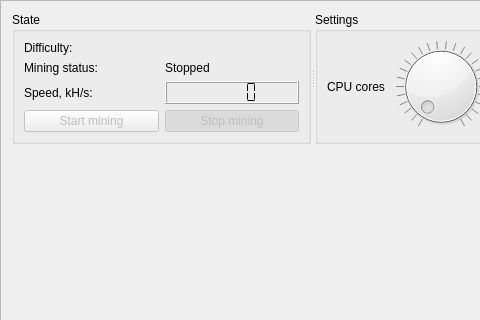
cryptonotefoundation/cryptonotewallet, file src/gui/ui/miningframe.ui: the form before one commit; both pictures show x 0 to 480 and y 0 to 320 of the 760 by 534 pixel window.
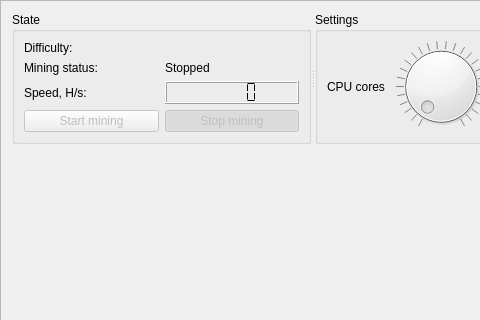
The form after the commit. Custom widgets are drawn as their Qt base class.

Commit message: Change kH/s to H/s

```diff
--- a/src/gui/ui/miningframe.ui
+++ b/src/gui/ui/miningframe.ui
@@ -78,7 +78,7 @@
        <item row="2" column="0">
         <widget class="QLabel" name="label_6">
          <property name="text">
-          <string>Speed, kH/s:</string>
+          <string>Speed, H/s:</string>
          </property>
         </widget>
        </item>
```
The commit also changes 1 other file.
